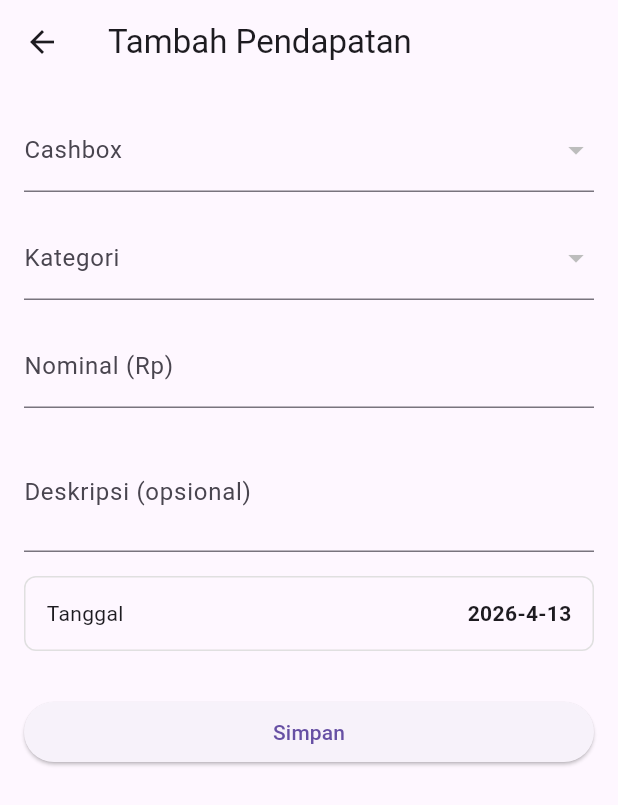
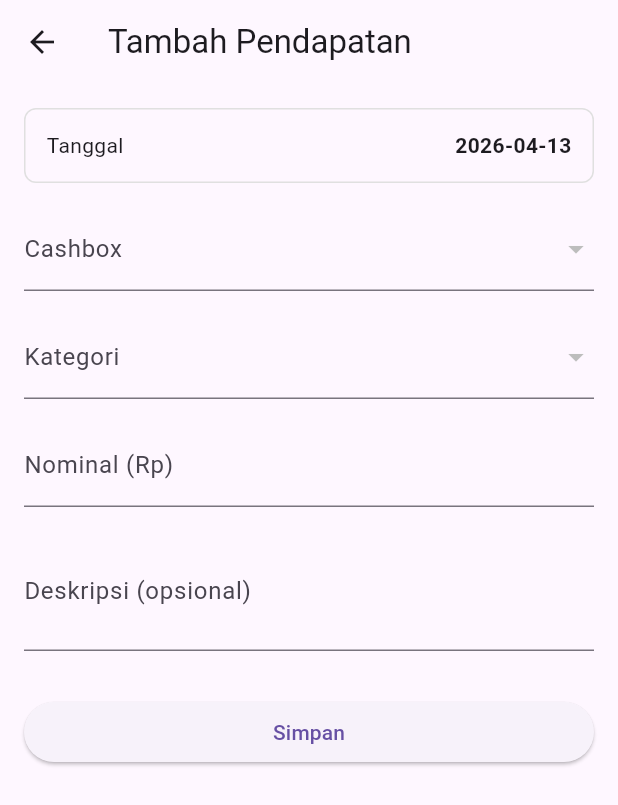
Before and after one commit to hermans7806/cuci-pos, a Flutter app: the IncomeAddScreen screen opened directly, on a phone screen of 412 x 824 dp. Shown: the top 805 px of the screen. Run offline on Flutter 3.47's test engine with Material 3 defaults, Android fonts, the phone set to English and light mode, and no system bars; our stand-ins replace cloud_firestore, firebase_auth, firebase_core, firebase_storage, get, google_sign_in and 3 more; missing offline and left inert: fast_contacts; accounts and stored records are empty; generated files the repository leaves out were written again.

Commit message:
pendapatan, with bug cant show editted content

```diff
--- a/lib/features/settings/screens/income_add_screen.dart
+++ b/lib/features/settings/screens/income_add_screen.dart
@@ -3,15 +3,39 @@
 
 import '../controllers/income_add_controller.dart';
 
-class IncomeAddScreen extends StatelessWidget {
+class IncomeAddScreen extends StatefulWidget {
   const IncomeAddScreen({super.key});
 
   @override
+  State<IncomeAddScreen> createState() => _IncomeAddScreenState();
+}
+
+class _IncomeAddScreenState extends State<IncomeAddScreen> {
+  late final IncomeAddController c;
+
+  @override
+  void initState() {
+    super.initState();
+    // Safely delete any stale instance, then register a fresh one.
+    // Doing this in initState (not build) ensures it runs exactly once
+    // and never during a reactive rebuild triggered by Obx.
+    Get.delete<IncomeAddController>(force: true);
+    c = Get.put(IncomeAddController());
+  }
+
+  @override
+  void dispose() {
+    // Clean up when the widget is truly removed from the tree.
+    Get.delete<IncomeAddController>(force: true);
+    super.dispose();
+  }
+
+  @override
   Widget build(BuildContext context) {
-    final c = Get.put(IncomeAddController());
-
     return Scaffold(
-      appBar: AppBar(title: const Text("Tambah Pendapatan")),
+      appBar: AppBar(
+        title: Text(c.isEditing ? 'Edit Pendapatan' : 'Tambah Pendapatan'),
+      ),
       body: Obx(() {
         if (c.isLoading.value) {
           return const Center(child: CircularProgressIndicator());
@@ -22,28 +46,85 @@
           child: ListView(
             padding: const EdgeInsets.all(16),
             children: [
+              // Date picker
+              Obx(
+                () => GestureDetector(
+                  onTap: () async {
+                    final picked = await showDatePicker(
+                      context: context,
+                      firstDate: DateTime(2020),
+                      lastDate: DateTime.now(),
+                      initialDate: c.date.value,
+                    );
+                    if (picked != null) c.date.value = picked;
+                  },
+                  child: Container(
+                    padding: const EdgeInsets.all(14),
+                    decoration: BoxDecoration(
+                      border: Border.all(color: Colors.grey.shade300),
+                      borderRadius: BorderRadius.circular(8),
+                    ),
+                    child: Row(
+                      mainAxisAlignment: MainAxisAlignment.spaceBetween,
+                      children: [
+                        const Text('Tanggal'),
+                        Text(
+                          '${c.date.value.year}-'
+                          '${c.date.value.month.toString().padLeft(2, '0')}-'
+                          '${c.date.value.day.toString().padLeft(2, '0')}',
+                          style: const TextStyle(fontWeight: FontWeight.bold),
+                        ),
+                      ],
+                    ),
+                  ),
+                ),
+              ),
+
+              const SizedBox(height: 16),
+
               // Cashbox
-              DropdownButtonFormField<String>(
-                decoration: const InputDecoration(labelText: "Cashbox"),
-                value: c.selectedCashbox.value.isEmpty
+              Obx(
+                () => DropdownButtonFormField<String>(
+                  key: ValueKey(
+                    'cashbox_${c.cashboxes.length}_${c.selectedCashbox.value}',
+                  ),
+                  decoration: const InputDecoration(labelText: 'Cashbox'),
+                  value:
+                      c.selectedCashbox.value.isEmpty ||
+                          !c.cashboxes.any(
+                            (cb) => cb.id == c.selectedCashbox.value,
+                          )
                       ? null
                       : c.selectedCashbox.value,
                   items: c.cashboxes
                       .map(
-                      (cb) =>
-                          DropdownMenuItem(value: cb.id, child: Text(cb.name)),
+                        (cb) => DropdownMenuItem(
+                          value: cb.id,
+                          child: Text(cb.name),
+                        ),
                       )
                       .toList(),
-                validator: (v) => v == null ? "Pilih cashbox" : null,
-                onChanged: (v) => c.selectedCashbox.value = v!,
+                  validator: (v) => v == null ? 'Pilih cashbox' : null,
+                  onChanged: (v) {
+                    if (v != null) c.selectedCashbox.value = v;
+                  },
+                ),
               ),
 
               const SizedBox(height: 16),
 
               // Category
-              DropdownButtonFormField<String>(
-                decoration: const InputDecoration(labelText: "Kategori"),
-                value: c.selectedCategory.value.isEmpty
+              Obx(
+                () => DropdownButtonFormField<String>(
+                  key: ValueKey(
+                    'category_${c.categories.length}_${c.selectedCategory.value}',
+                  ),
+                  decoration: const InputDecoration(labelText: 'Kategori'),
+                  value:
+                      c.selectedCategory.value.isEmpty ||
+                          !c.categories.any(
+                            (cat) => cat.id == c.selectedCategory.value,
+                          )
                       ? null
                       : c.selectedCategory.value,
                   items: c.categories
@@ -55,8 +136,11 @@
                       )
                       .toList(),
                   validator: (v) =>
-                    v == null ? "Pilih kategori pendapatan" : null,
-                onChanged: (v) => c.selectedCategory.value = v!,
+                      v == null ? 'Pilih kategori pendapatan' : null,
+                  onChanged: (v) {
+                    if (v != null) c.selectedCategory.value = v;
+                  },
+                ),
               ),
 
               const SizedBox(height: 16),
@@ -88,46 +172,22 @@
                 ),
               ),
 
-              const SizedBox(height: 16),
-
-              // Date picker
-              GestureDetector(
-                onTap: () async {
-                  final picked = await showDatePicker(
-                    context: context,
-                    firstDate: DateTime(2020),
-                    lastDate: DateTime.now(),
-                    initialDate: c.date.value,
-                  );
-                  if (picked != null) c.date.value = picked;
-                },
-                child: Container(
-                  padding: const EdgeInsets.all(14),
-                  decoration: BoxDecoration(
-                    border: Border.all(color: Colors.grey.shade300),
-                    borderRadius: BorderRadius.circular(8),
-                  ),
-                  child: Row(
-                    mainAxisAlignment: MainAxisAlignment.spaceBetween,
-                    children: [
-                      const Text("Tanggal"),
-                      Text(
-                        "${c.date.value.year}-${c.date.value.month}-${c.date.value.day}",
-                        style: const TextStyle(fontWeight: FontWeight.bold),
-                      ),
-                    ],
-                  ),
-                ),
-              ),
-
               const SizedBox(height: 30),
 
               // Submit Button
-              SizedBox(
+              Obx(
+                () => SizedBox(
                   width: double.infinity,
                   child: ElevatedButton(
-                  onPressed: c.save,
-                  child: const Text("Simpan"),
+                    onPressed: c.isSaving.value ? null : c.save,
+                    child: c.isSaving.value
+                        ? const SizedBox(
+                            height: 20,
+                            width: 20,
+                            child: CircularProgressIndicator(strokeWidth: 2),
+                          )
+                        : const Text('Simpan'),
+                  ),
                 ),
               ),
             ],
```
Also changed, not shown: lib/data/models/income_model.dart (+32 -8 lines), lib/features/settings/controllers/income_add_controller.dart (+115 -47 lines), lib/features/settings/controllers/income_controller.dart (+73 -80 lines), lib/features/settings/screens/finances_management_screen.dart (+2 -10 lines), lib/features/settings/screens/income_list_screen.dart (+111 -33 lines). Lines whose indentation alone changed are shown as unchanged.
